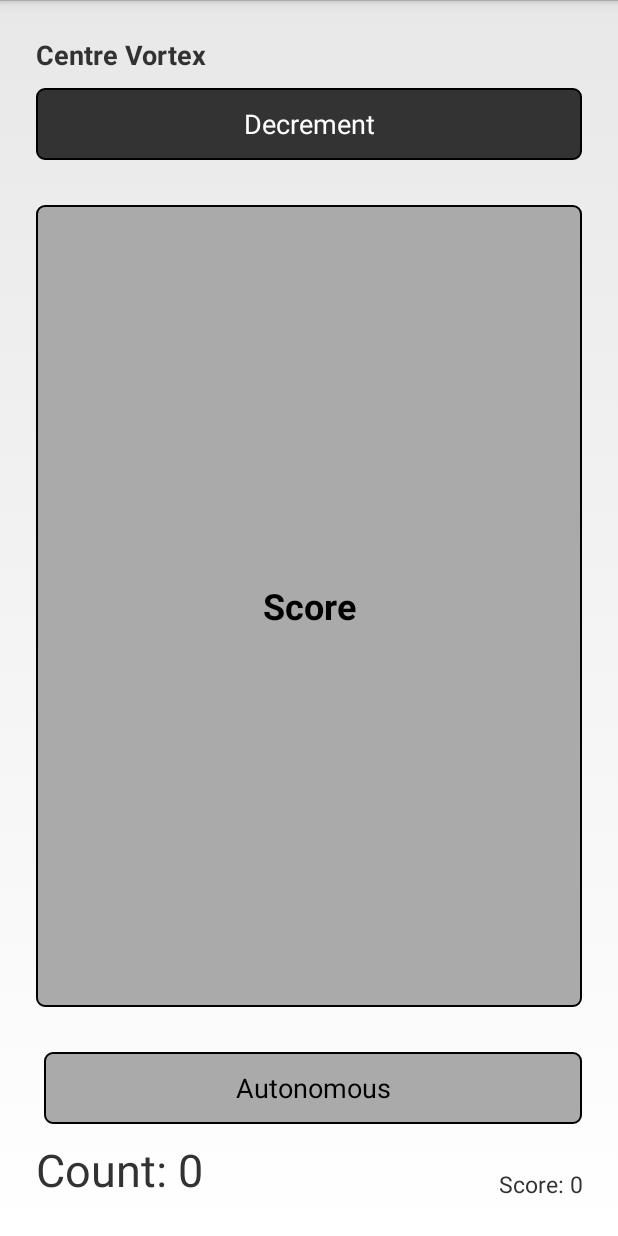
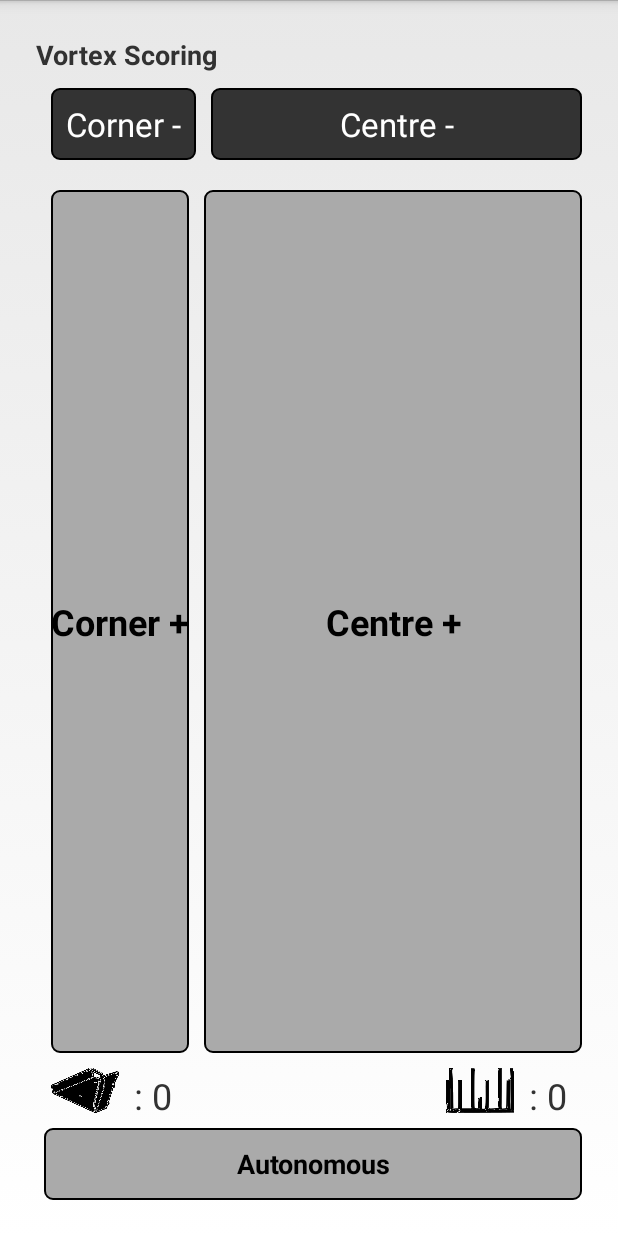
Before and after one commit to jhryniw/VVLiveScore, an Android app: the VortexActivity screen opened directly, with no data from a screen before it, on a phone screen of 412 x 824 dp. Run offline under Robolectric (Android 15) with nearby library versions, the phone set to English and light mode, and no system bars; libraries missing offline, so code that uses them is left out: cz.msebera.android; 9 statements that could not run were skipped.

Commit message:
new vortex layout + icon + handles 2 vortexes

```diff
--- a/app/src/main/AndroidManifest.xml
+++ b/app/src/main/AndroidManifest.xml
@@ -6,7 +6,7 @@
 
     <application
         android:allowBackup="true"
-        android:icon="@mipmap/ic_launcher"
+        android:icon="@mipmap/ic_velocity_vortex_black"
         android:label="@string/app_name"
         android:supportsRtl="true"
         android:theme="@style/AppTheme">
--- a/app/src/main/java/ca/ftcalberta/vvlivescore/ScoreUpdater.java
+++ b/app/src/main/java/ca/ftcalberta/vvlivescore/ScoreUpdater.java
@@ -32,7 +32,6 @@ public class ScoreUpdater {
 
     private JSONObject state;
     private ScheduledThreadPoolExecutor executor = new ScheduledThreadPoolExecutor(4);
-
 
     private boolean isPosting = false;
     private Handler mHandle = new Handler();
@@ -97,6 +96,7 @@ public class ScoreUpdater {
         }
     }
 
+    //TODO: Pool requests into batches
     void sendScore( Alliance alliance, OpMode opMode, String type, int score) {
 
         String strScoreType = ScoreUpdater.getScoreType(opMode, alliance, type);
--- a/app/src/main/java/ca/ftcalberta/vvlivescore/VortexActivity.java
+++ b/app/src/main/java/ca/ftcalberta/vvlivescore/VortexActivity.java
@@ -14,15 +14,14 @@ import android.widget.Toast;
 
 import java.util.Locale;
 
-import static ca.ftcalberta.vvlivescore.R.id.btnOpMode;
-
 public class VortexActivity extends Activity {
 
-    private VortexState vortexState = new VortexState();
+    private VortexState centerVortex = new VortexState();
+    private VortexState cornerVortex = new VortexState();
     private Button btnOpMode;
     private TextView txtVortex;
-    private TextView txtTotal;
-    private TextView txtCount;
+    private TextView txtCornerCount;
+    private TextView txtCentreCount;
 
     private AlertDialog resetDialog;
 
@@ -43,7 +42,8 @@ public class VortexActivity extends Activity {
                 .setPositiveButton("Reset", new DialogInterface.OnClickListener() {
                     @Override
                     public void onClick(DialogInterface dialog, int which) {
-                        vortexState.reset();
+                        centerVortex.reset();
+                        cornerVortex.reset();
                         goToAutonomous();
                         updateTotal();
                         dialog.dismiss();
@@ -55,7 +55,7 @@ public class VortexActivity extends Activity {
         btnOpMode.setOnLongClickListener(new View.OnLongClickListener() {
             @Override
             public boolean onLongClick(View v) {
-                OpMode opMode = vortexState.getOpMode();
+                OpMode opMode = centerVortex.getOpMode();
 
                 //Swap OpMode
                 if (opMode == OpMode.AUTONOMOUS)
@@ -68,56 +68,75 @@ public class VortexActivity extends Activity {
             }
         });
 
-        Button btnDecrement = (Button) findViewById(R.id.btnCorrect);
-        btnDecrement.setOnClickListener(new View.OnClickListener() {
+        Button btnCentreDecrement = (Button) findViewById(R.id.btnDecCentre);
+        Button btnCornerDecrement = (Button) findViewById(R.id.btnDecCorner);
+
+        btnCentreDecrement.setOnClickListener(new View.OnClickListener() {
             @Override
             public void onClick(View v) {
-                vortexState.decrement();
+                centerVortex.decrement();
                 updateTotal();
             }
         });
-        btnDecrement.setOnLongClickListener(new View.OnLongClickListener() {
-            @Override
-            public boolean onLongClick(View v) {
-                resetDialog.show();
-                return true;
-            }
-        });
-
-        Button btnScore = (Button) findViewById(R.id.btnScore);
-        btnScore.setOnClickListener(new View.OnClickListener() {
+        btnCornerDecrement.setOnClickListener(new View.OnClickListener() {
             @Override
             public void onClick(View v) {
-                vortexState.increment();
+                cornerVortex.decrement();
                 updateTotal();
             }
         });
 
-        txtTotal = (TextView) findViewById(R.id.txtTotal);
-        txtCount = (TextView) findViewById(R.id.txtCount);
+        btnCentreDecrement.setOnLongClickListener(resetListener);
+        btnCornerDecrement.setOnLongClickListener(resetListener);
+
+        Button btnCentreScore = (Button) findViewById(R.id.btnCentreScore);
+        Button btnCornerScore = (Button) findViewById(R.id.btnCornerScore);
+        btnCentreScore.setOnClickListener(new View.OnClickListener() {
+            @Override
+            public void onClick(View v) {
+                centerVortex.increment();
+                updateTotal();
+            }
+        });
+        btnCornerScore.setOnClickListener(new View.OnClickListener() {
+            @Override
+            public void onClick(View v) {
+                cornerVortex.increment();
+                updateTotal();
+            }
+        });
+
+        txtCornerCount = (TextView) findViewById(R.id.txtCorner);
+        txtCentreCount = (TextView) findViewById(R.id.txtCentre);
         txtVortex = (TextView) findViewById(R.id.txtVortexActivityTitle);
 
         applySetupParams();
+
+        centerVortex.setVortexType(VortexType.CENTRE_VORTEX);
+        cornerVortex.setVortexType(VortexType.CORNER_VORTEX);
     }
 
     @Override
     public void onBackPressed() {
-        vortexState.reset();
+        centerVortex.reset();
+        cornerVortex.reset();
         super.onBackPressed();
     }
 
     private void updateTotal() {
-        txtTotal.setText(String.format(Locale.CANADA, "Score: %d", vortexState.getScore()));
-        txtCount.setText(String.format(Locale.CANADA, "Count: %d", vortexState.getCount()));
+        txtCornerCount.setText(String.format(Locale.CANADA, ": %d", cornerVortex.getCount()));
+        txtCentreCount.setText(String.format(Locale.CANADA, ": %d", centerVortex.getCount()));
     }
 
     private void goToAutonomous() {
-        vortexState.setOpMode(OpMode.AUTONOMOUS);
+        centerVortex.setOpMode(OpMode.AUTONOMOUS);
+        cornerVortex.setOpMode(OpMode.AUTONOMOUS);
         btnOpMode.setText(R.string.autonomous);
     }
 
     private void goToTeleop() {
-        vortexState.setOpMode(OpMode.TELEOP);
+        centerVortex.setOpMode(OpMode.TELEOP);
+        cornerVortex.setOpMode(OpMode.TELEOP);
         btnOpMode.setText(R.string.teleop);
     }
 
@@ -125,40 +144,44 @@ public class VortexActivity extends Activity {
         SharedPreferences setupPrefs = PreferenceManager.getDefaultSharedPreferences(this);
 
         Alliance a;
-        VortexType v;
         String alliancePrefix, title;
 
-        if (!setupPrefs.contains("vortex") || !setupPrefs.contains("alliance")) {
+        if (!setupPrefs.contains("alliance")) {
             Toast.makeText(getApplicationContext(), "Invalid setup parameters", Toast.LENGTH_SHORT).show();
             finish();
             return;
         }
 
         RelativeLayout mainLayout = (RelativeLayout) findViewById(R.id.activity_vortex);
-        Button btnScore = (Button) findViewById(R.id.btnScore);
+        Button btnCentreScore = (Button) findViewById(R.id.btnCentreScore);
+        Button btnCornerScore = (Button) findViewById(R.id.btnCornerScore);
 
         a = Alliance.values()[setupPrefs.getInt("alliance", 0)];
-        v = setupPrefs.getString("vortex", "Corner").equals("Corner") ? VortexType.CORNER_VORTEX : VortexType.CENTRE_VORTEX;
 
         if(a == Alliance.BLUE) {
             alliancePrefix = "Blue ";
             mainLayout.setBackgroundResource(R.color.FtcLightBlue);
-            btnScore.setBackgroundResource(R.drawable.alliance_button_blue);
-
+            btnCentreScore.setBackgroundResource(R.drawable.alliance_button_blue);
+            btnCornerScore.setBackgroundResource(R.drawable.alliance_button_blue);
         }
         else {
             alliancePrefix = "Red ";
             mainLayout.setBackgroundResource(R.color.FtcLightRed);
-            btnScore.setBackgroundResource(R.drawable.alliance_button_red);
+            btnCentreScore.setBackgroundResource(R.drawable.alliance_button_red);
+            btnCornerScore.setBackgroundResource(R.drawable.alliance_button_red);
         }
 
-        if (v == VortexType.CORNER_VORTEX)
-            title = alliancePrefix + "Corner Vortex";
-        else
-            title = alliancePrefix + "Center Vortex";
+        title = alliancePrefix + "Vortex Scoring";
 
         txtVortex.setText(title);
-        vortexState.setAlliance(a);
-        vortexState.setVortexType(v);
+        centerVortex.setAlliance(a);
     }
+
+    private View.OnLongClickListener resetListener = new View.OnLongClickListener() {
+        @Override
+        public boolean onLongClick(View v) {
+            resetDialog.show();
+            return true;
+        }
+    };
 }
--- a/app/src/main/res/layout/activity_main.xml
+++ b/app/src/main/res/layout/activity_main.xml
@@ -59,6 +59,7 @@
             android:orientation="horizontal"
             android:layout_width="match_parent"
             android:layout_height="wrap_content"
+            android:visibility="gone"
             android:id="@+id/vortexBlock">
 
             <TextView
--- a/app/src/main/res/layout/activity_vortex.xml
+++ b/app/src/main/res/layout/activity_vortex.xml
@@ -14,38 +14,139 @@
         android:orientation="vertical"
         android:layout_width="match_parent"
         android:layout_height="match_parent"
+        android:weightSum="1"
         android:layout_alignParentTop="true"
         android:layout_alignParentStart="true">
 
         <TextView
-            android:text="Centre Vortex"
+            android:text="Vortex Scoring"
             android:layout_width="wrap_content"
             android:layout_height="wrap_content"
             android:id="@+id/txtVortexActivityTitle"
             android:textSize="18sp"
             android:textStyle="bold" />
 
+        <LinearLayout
+            android:orientation="horizontal"
+            android:layout_width="match_parent"
+            android:layout_height="wrap_content">
+
             <Button
-            android:text="Decrement"
-            android:layout_width="match_parent"
+                android:text="Corner -"
+                android:layout_width="wrap_content"
                 android:layout_height="wrap_content"
-            android:id="@+id/btnCorrect"
+                android:id="@+id/btnDecCorner"
                 android:background="@drawable/decrement_button"
                 android:textColor="@android:color/white"
+                android:textSize="22sp"
                 android:layout_marginTop="10dp"
-            android:layout_marginBottom="20dp" />
+                android:layout_marginBottom="10dp"
+                android:layout_marginStart="10dp"
+                android:paddingStart="10dp"
+                android:paddingEnd="10dp"/>
 
             <Button
-            android:text="Score"
+                android:text="Centre -"
+                android:layout_width="0dp"
+                android:layout_height="wrap_content"
+                android:id="@+id/btnDecCentre"
+                android:background="@drawable/decrement_button"
+                android:textColor="@android:color/white"
+                android:textSize="22sp"
+                android:layout_marginTop="10dp"
+                android:layout_marginBottom="10dp"
+                android:layout_marginStart="10dp"
+                android:paddingStart="10dp"
+                android:paddingEnd="10dp"
+                android:layout_weight="0.55"/>
+
+        </LinearLayout>
+
+        <LinearLayout
+            android:orientation="horizontal"
             android:layout_width="match_parent"
-            android:layout_height="wrap_content"
-            android:id="@+id/btnScore"
+            android:layout_height="0dp"
+            android:layout_weight="1">
+
+            <Button
+                android:text="Corner +"
+                android:id="@+id/btnCornerScore"
+                android:layout_width="wrap_content"
+                android:layout_height="match_parent"
                 android:background="@drawable/score_button"
-            android:layout_weight="2"
                 android:textSize="24sp"
                 android:textStyle="normal|bold"
                 android:layout_marginBottom="10dp"
-            android:layout_marginTop="10dp" />
+                android:layout_marginTop="10dp"
+                android:layout_marginStart="10dp"
+                 />
+
+            <Button
+                android:text="Centre +"
+                android:id="@+id/btnCentreScore"
+                android:layout_width="0dp"
+                android:layout_height="match_parent"
+                android:background="@drawable/score_button"
+                android:textSize="24sp"
+                android:textStyle="normal|bold"
+                android:layout_marginBottom="10dp"
+                android:layout_marginTop="10dp"
+                android:layout_marginStart="10dp"
+                android:layout_weight="0.55" />
+
+        </LinearLayout>
+
+        <LinearLayout
+            android:orientation="horizontal"
+            android:layout_width="match_parent"
+            android:layout_height="wrap_content"
+            android:weightSum="1">
+
+            <ImageView
+                android:layout_width="45dp"
+                android:layout_height="30dp"
+                android:layout_marginStart="10dp"
+                android:layout_gravity="bottom"
+                android:background="@drawable/corner_vortex_black" />
+
+            <TextView
+                android:text=": 0"
+                android:layout_width="wrap_content"
+                android:layout_height="match_parent"
+                android:id="@+id/txtCorner"
+                android:typeface="normal"
+                android:textSize="24sp"
+                tools:textStyle="bold"
+                android:paddingStart="10dp"
+                android:paddingEnd="10dp"
+                android:layout_marginTop="2dp"
+                android:gravity="left" />
+
+            <Space
+                android:layout_width="0dp"
+                android:layout_height="wrap_content"
+                android:layout_weight="1" />
+
+            <ImageView
+                android:layout_width="45dp"
+                android:layout_height="30dp"
+                android:layout_gravity="bottom"
+                android:background="@drawable/centre_vortex_black" />
+
+            <TextView
+                android:text=": 0"
+                android:layout_width="wrap_content"
+                android:layout_height="match_parent"
+                android:id="@+id/txtCentre"
+                android:typeface="normal"
+                android:textSize="24sp"
+                tools:textStyle="bold"
+                android:layout_marginTop="2dp"
+                android:gravity="start"
+                android:paddingStart="10dp"
+                android:paddingEnd="10dp" />
+
+        </LinearLayout>
 
         <Button
             android:text="Autonomous"
@@ -53,39 +154,9 @@
             android:layout_height="wrap_content"
             android:id="@+id/btnOpMode"
             android:background="@drawable/score_button"
+            android:textStyle="normal|bold"
             android:layout_marginLeft="5dp"
-            android:layout_marginTop="20dp" />
-
-        <LinearLayout
-            android:orientation="horizontal"
-            android:layout_width="match_parent"
-            android:layout_height="wrap_content"
-            android:layout_alignParentTop="true"
-            android:layout_alignParentStart="true">
-
-            <TextView
-                android:text="Count: 0"
-                android:layout_width="wrap_content"
-                android:layout_height="match_parent"
-                android:id="@+id/txtCount"
-                android:typeface="normal"
-                android:elevation="0dp"
-                android:textSize="30sp"
-                tools:textStyle="bold"
             android:layout_marginTop="10dp" />
 
-            <TextView
-                android:text="Score: 0"
-                android:layout_width="match_parent"
-                android:layout_height="match_parent"
-                android:id="@+id/txtTotal"
-                android:typeface="normal"
-                android:elevation="0dp"
-                android:textSize="15sp"
-                tools:textStyle="bold"
-                android:layout_marginTop="10dp"
-                android:gravity="bottom|right" />
-
-        </LinearLayout>
     </LinearLayout>
 </RelativeLayout>
```
Also changed, not shown: app/src/main/java/ca/ftcalberta/vvlivescore/FixedActivity.java (+8 -8 lines), app/src/main/res/layout/activity_vortex2.xml (deleted, +0 -143 lines), app/src/main/res/values/strings.xml (+7 -0 lines), app/src/main/ic_velocity_vortex_black-web.png (added), app/src/main/res/drawable/centre_vortex_black.png (added), app/src/main/res/drawable/corner_vortex_black.png (added), app/src/main/res/mipmap-hdpi/ic_velocity_vortex_black.png (added), app/src/main/res/mipmap-mdpi/ic_velocity_vortex_black.png (added), app/src/main/res/mipmap-xhdpi/ic_velocity_vortex_black.png (added), app/src/main/res/mipmap-xxhdpi/ic_velocity_vortex_black.png (added), app/src/main/res/mipmap-xxxhdpi/ic_velocity_vortex_black.png (added). Lines whose indentation alone changed are shown as unchanged.
